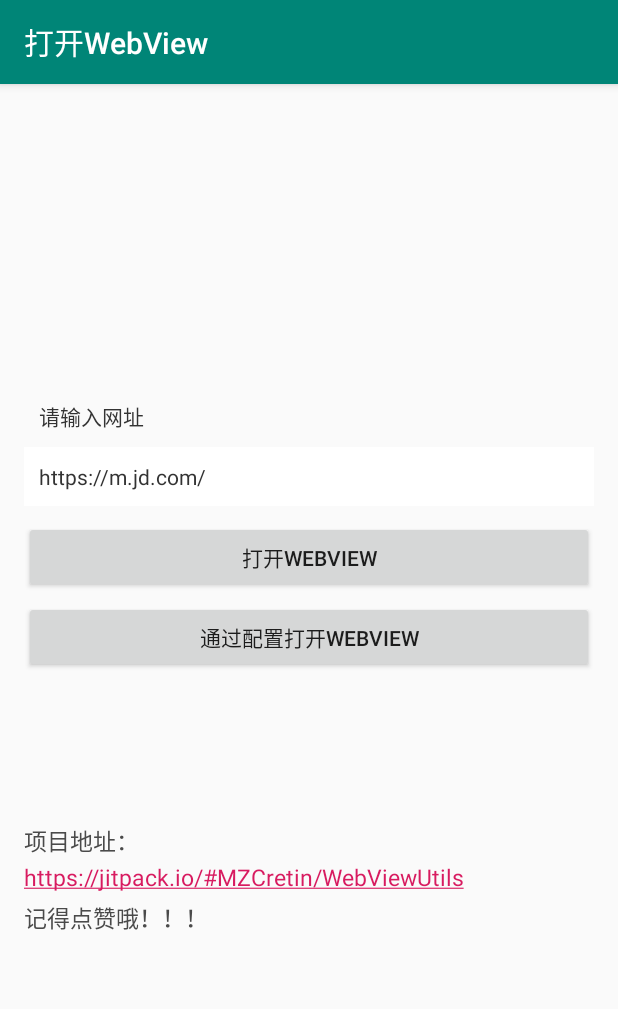
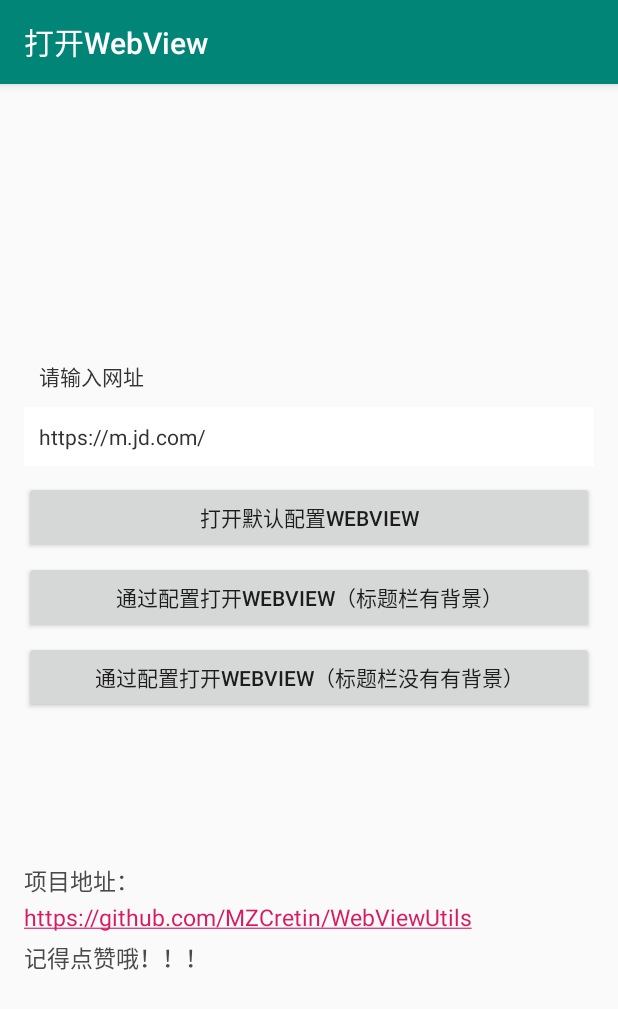
Before and after one commit to MZCretin/WebViewUtils, an Android app: the screen it shows after launch (MainActivity), on a phone screen of 412 x 824 dp. Shown: the top 1009 px of the screen. Run offline under Robolectric (Android 15) with nearby library versions, the phone set to English and light mode, and no system bars.

Commit message:
添加一些配置文件

```diff
--- a/app/build.gradle
+++ b/app/build.gradle
@@ -26,7 +26,7 @@ dependencies {
     androidTestImplementation 'androidx.test:runner:1.2.0'
     androidTestImplementation 'androidx.test.espresso:espresso-core:3.2.0'
     //使用本地依赖
-//    implementation project(path: ':openwebview')
+    implementation project(path: ':openwebview')
 
-    implementation 'com.github.MZCretin:WebViewUtils:v1.0.2-x'
+//    implementation 'com.github.MZCretin:WebViewUtils:v1.0.2-x'
 }
--- a/app/src/main/res/layout/activity_main.xml
+++ b/app/src/main/res/layout/activity_main.xml
@@ -32,15 +32,22 @@
         android:layout_width="match_parent"
         android:layout_height="wrap_content"
         android:layout_marginTop="10dp"
-        android:text="打开WebView" />
+        android:text="打开默认配置WebView" />
 
     <Button
-        android:id="@+id/tv_open_config"
+        android:id="@+id/tv_open_config01"
         android:layout_width="match_parent"
         android:layout_height="wrap_content"
         android:layout_marginTop="5dp"
+        android:text="通过配置打开WebView（标题栏有背景）" />
+
+    <Button
+        android:id="@+id/tv_open_config02"
+        android:layout_width="match_parent"
+        android:layout_height="wrap_content"
         android:layout_marginBottom="100dp"
-        android:text="通过配置打开WebView" />
+        android:layout_marginTop="5dp"
+        android:text="通过配置打开WebView（标题栏没有有背景）" />
 
     <TextView
         android:id="@+id/tv_info"
@@ -49,7 +56,7 @@
         android:lineSpacingExtra="5dp"
         android:scrollbars="vertical"
         android:singleLine="false"
-        android:text="项目地址：\nhttps://jitpack.io/#MZCretin/WebViewUtils\n记得点赞哦！！！"
+        android:text="项目地址：\nhttps://github.com/MZCretin/WebViewUtils\n记得点赞哦！！！"
         android:textColor="#4a4a4a"
         android:textSize="15sp" />
 
--- a/openwebview/src/main/res/values/colors.xml
+++ b/openwebview/src/main/res/values/colors.xml
@@ -3,5 +3,7 @@
     <color name="app_bg_color">#EFEFF4</color>
     <color name="app_title_color">#f9f9f9</color>
     <color name="app_theme_color">#008577</color>
+    <color name="black">#000000</color>
+    <color name="white">#ffffff</color>
     <color name="app_background_color">#F0F0F0</color>
 </resources>
```
Also changed, not shown: app/src/main/java/com/cretin/webviewutils/MainActivity.java (+29 -2 lines), openwebview/src/main/java/com/cretin/tools/openwebview/OpenWebActivity.java (+24 -20 lines), openwebview/src/main/java/com/cretin/tools/openwebview/WebUtilsConfig.java (+43 -1 lines), app/src/main/res/mipmap-xxhdpi/arraw_left_black.png (added), 3 other files.
